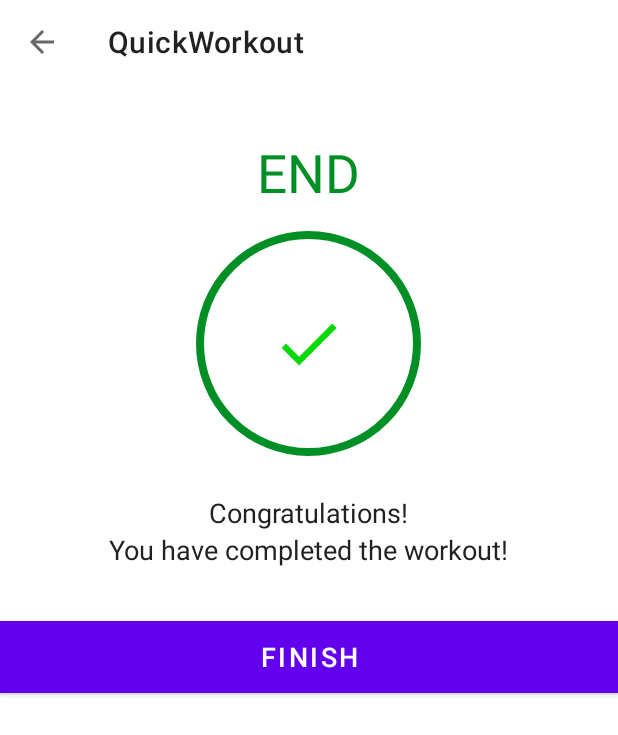
After one commit to vishalkk/QuickWorkout, an Android app: the FinishActivity screen opened directly, with no data from a screen before it, on a phone screen of 412 x 824 dp. The commit adds this screen. Shown: the top 735 px of the screen. Run offline under Robolectric (Android 15) with nearby library versions, the phone set to English and light mode, and no system bars.

```diff
--- /dev/null
+++ b/app/src/main/java/com/example/quickworkout/FinishActivity.kt
@@ -0,0 +1,27 @@
+package com.example.quickworkout
+
+import androidx.appcompat.app.AppCompatActivity
+import android.os.Bundle
+import com.example.quickworkout.databinding.ActivityFinishBinding
+
+class FinishActivity : AppCompatActivity() {
+    private var binding:ActivityFinishBinding?=null
+    override fun onCreate(savedInstanceState: Bundle?) {
+        super.onCreate(savedInstanceState)
+        binding =ActivityFinishBinding.inflate(layoutInflater)
+        setContentView(binding?.root)
+
+        //to add custom app bar in our activity
+        setSupportActionBar(binding?.toolbarFinishActivity)
+        if(supportActionBar != null){
+            supportActionBar?.setDisplayHomeAsUpEnabled(true)
+        }
+        binding?.toolbarFinishActivity?.setNavigationOnClickListener{
+            onBackPressed()
+        }
+
+        binding?.btnFinish?.setOnClickListener{
+            finish()
+        }
+    }
+}
--- /dev/null
+++ b/app/src/main/res/drawable/ic_action_complete.xml
@@ -0,0 +1,5 @@
+<vector android:height="24dp" android:tint="#09D909"
+    android:viewportHeight="24" android:viewportWidth="24"
+    android:width="24dp" xmlns:android="http://schemas.android.com/apk/res/android">
+    <path android:fillColor="@android:color/white" android:pathData="M9,16.2L4.8,12l-1.4,1.4L9,19 21,7l-1.4,-1.4L9,16.2z"/>
+</vector>
--- /dev/null
+++ b/app/src/main/res/drawable/ic_action_done.xml
@@ -0,0 +1,5 @@
+<vector android:height="24dp" android:tint="#09D909"
+    android:viewportHeight="24" android:viewportWidth="24"
+    android:width="24dp" xmlns:android="http://schemas.android.com/apk/res/android">
+    <path android:fillColor="@android:color/white" android:pathData="M9,16.2L4.8,12l-1.4,1.4L9,19 21,7l-1.4,-1.4L9,16.2z"/>
+</vector>
--- /dev/null
+++ b/app/src/main/res/layout/activity_finish.xml
@@ -0,0 +1,67 @@
+<LinearLayout xmlns:android="http://schemas.android.com/apk/res/android"
+    xmlns:tools="http://schemas.android.com/tools"
+    android:layout_width="match_parent"
+    android:layout_height="match_parent"
+    android:gravity="center_horizontal"
+    android:orientation="vertical"
+    tools:context=".FinishActivity">
+
+    <androidx.appcompat.widget.Toolbar
+        android:id="@+id/toolbar_finish_activity"
+        android:layout_width="match_parent"
+        android:layout_height="?android:attr/actionBarSize"
+        android:background="#FFFFFF" />
+
+    <TextView
+        android:id="@+id/tvEnd"
+        android:layout_width="wrap_content"
+        android:layout_height="wrap_content"
+        android:layout_marginTop="35dp"
+        android:text="END"
+        android:textColor="@color/colorAccent"
+        android:textSize="35sp" />
+
+    <LinearLayout
+        android:layout_width="150dp"
+        android:layout_height="150dp"
+        android:layout_gravity="center"
+        android:layout_marginTop="15dp"
+        android:background="@drawable/item_circular_color_accent_border"
+        android:gravity="center">
+
+        <!--Here the ic_action_done image in added in the drawables folders.-->
+        <ImageView
+            android:layout_width="50dp"
+            android:layout_height="50dp"
+            android:contentDescription="@string/image"
+            android:src="@drawable/ic_action_done" />
+    </LinearLayout>
+
+    <TextView
+        android:layout_width="wrap_content"
+        android:layout_height="wrap_content"
+        android:layout_marginTop="25dp"
+        android:text="Congratulations!"
+        android:textColor="#212121"
+        android:textSize="18sp" />
+
+    <TextView
+        android:layout_width="wrap_content"
+        android:layout_height="wrap_content"
+        android:text="You have completed the workout!"
+        android:textColor="#212121"
+        android:textSize="18sp" />
+
+    <Button
+        android:id="@+id/btnFinish"
+        android:layout_width="match_parent"
+        android:layout_height="wrap_content"
+        android:layout_gravity="bottom"
+        android:layout_marginTop="35dp"
+        android:background="@color/colorAccent"
+        android:text="FINISH"
+        android:textColor="#FFFFFF"
+        android:textSize="18sp" />
+
+</LinearLayout>
+    <!--END-->
--- a/app/src/main/res/values/strings.xml
+++ b/app/src/main/res/values/strings.xml
@@ -2,4 +2,5 @@
     <string name="app_name">QuickWorkout</string>
     <string name="image">image</string>
     <string name="start">START</string>
+    <string name="stop_workout">This will stop your workout.You\'ve come this far,are you sure you want to quit?</string>
 </resources>
```
Also changed, not shown: app/src/main/AndroidManifest.xml (+14 -5 lines), app/src/main/java/com/example/quickworkout/ExcerciseActivity.kt (+56 -10 lines), app/src/main/java/com/example/quickworkout/ExcerciseStatusAdapter.kt (+21 -0 lines), app/src/main/res/drawable/item_circular_thin_color_accent_border.xml (added, +10 -0 lines), app/src/main/res/layout/dialog_custome_back_conformation.xml (added, +59 -0 lines).
